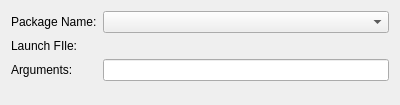
First picture: the form in project_manager/ros_launch_configuration.ui, repository ros-industrial/ros_qtc_plugin, before the edit.
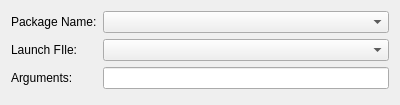
Second picture: the form after the edit. Custom widgets are drawn as their Qt base class.

Commit message: Add ros launch run step

What changed in the file:
```diff
--- a/project_manager/ros_launch_configuration.ui
+++ b/project_manager/ros_launch_configuration.ui
@@ -31,9 +31,6 @@
      </property>
     </widget>
    </item>
-   <item row="1" column="1">
-    <widget class="Utils::PathChooser" name="launchBrowserWidget" native="true"/>
-   </item>
    <item row="2" column="0">
     <widget class="QLabel" name="argumentsLabel">
      <property name="text">
@@ -44,16 +41,11 @@
    <item row="2" column="1">
     <widget class="QLineEdit" name="argumentsLineEdit"/>
    </item>
+   <item row="1" column="1">
+    <widget class="QComboBox" name="launchFileComboBox"/>
+   </item>
   </layout>
  </widget>
- <customwidgets>
-  <customwidget>
-   <class>Utils::PathChooser</class>
-   <extends>QWidget</extends>
-   <header>utils/pathchooser.h</header>
-   <container>1</container>
-  </customwidget>
- </customwidgets>
  <resources/>
  <connections/>
 </ui>
```
Left out of the diff: 6 changed lines with no effect on the pictures. The commit also changes 17 other files.
